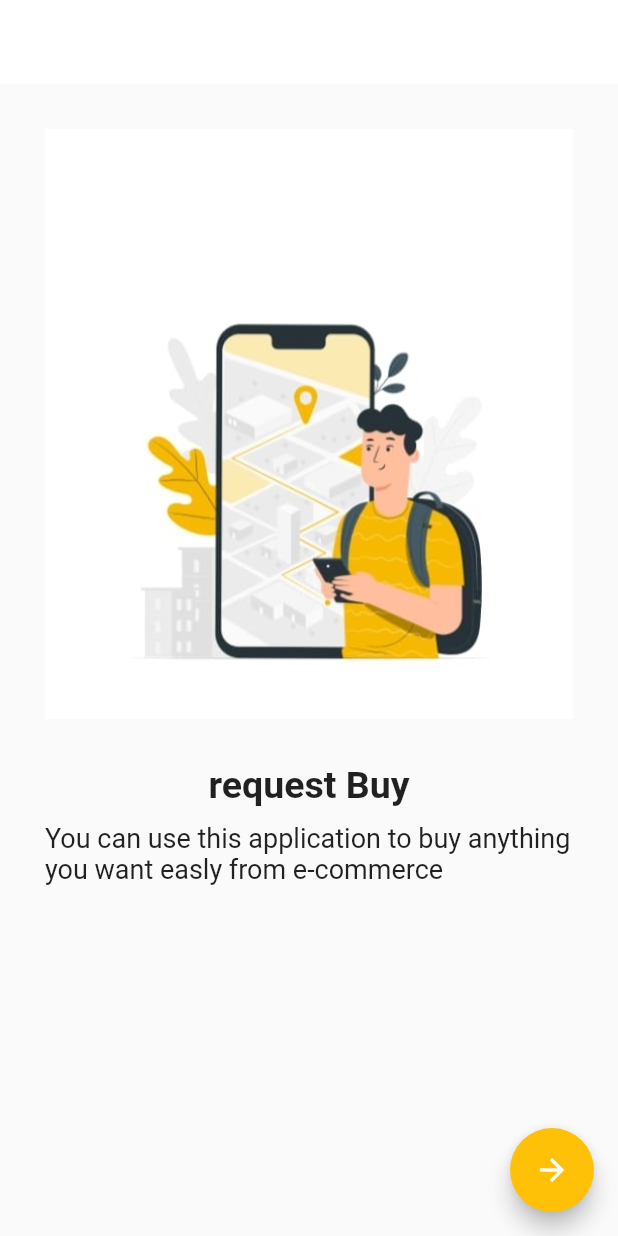
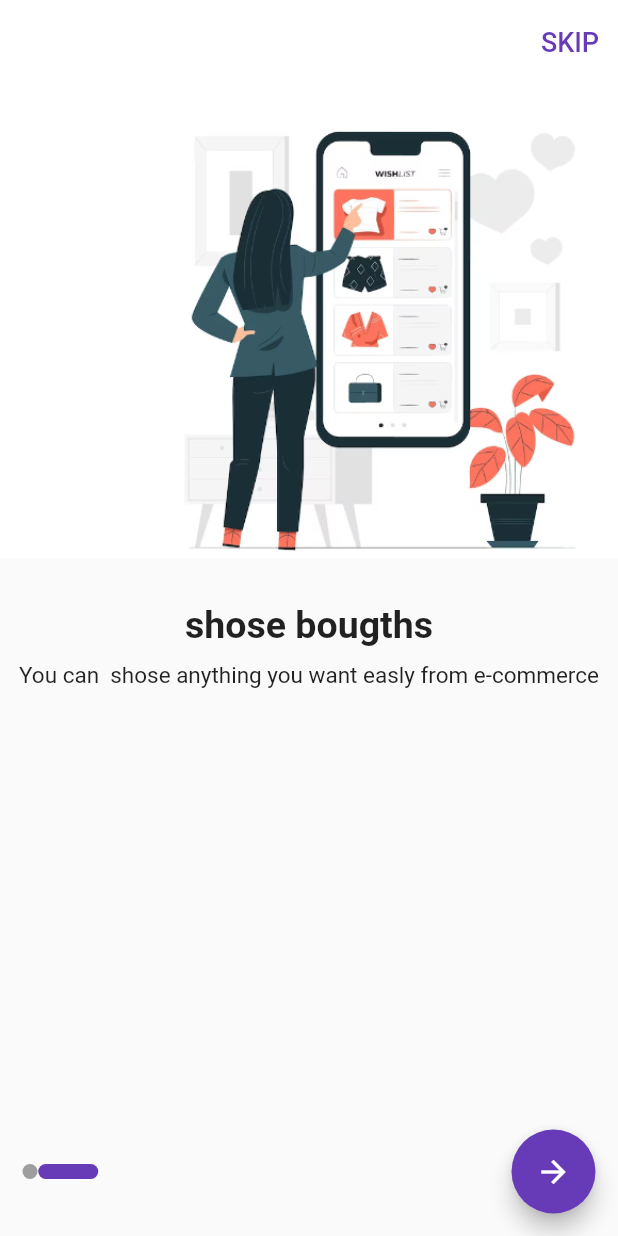
Before and after one commit to Lamiaa21-3/max_app, a Flutter app: the screen it shows after launch, after a tap on the "arrow forward" icon, on a phone screen of 412 x 824 dp. Run offline on Flutter 3.47's test engine with Material 2 defaults, Android fonts, the phone set to English and light mode, and no system bars; drawn by our look-alikes of smooth_page_indicator; our stand-ins replace flutter_bloc, fluttertoast.

Commit message:
onBoarding Done

```diff
--- /dev/null
+++ b/lib/cubit/favourite_cubit/favourite_cubit.dart
@@ -0,0 +1,41 @@
+import 'dart:convert';
+
+import 'package:flutter_bloc/flutter_bloc.dart';
+import 'package:fluttertoast/fluttertoast.dart';
+import 'package:new_app/components/api.dart';
+import 'package:new_app/components/constants.dart';
+import 'package:new_app/cubit/favourite_cubit/favourite_state.dart';
+import 'package:new_app/cubit/homePage_cubit/homePage_state.dart';
+import 'package:new_app/models/favourite_model.dart';
+import 'package:new_app/models/homePage_model.dart';
+import 'package:http/http.dart' as http;
+
+import '../../models/cart_model.dart';
+
+
+class FavouriteCubit extends Cubit<FavouriteStates> {
+  static FavouriteCubit get(context) => BlocProvider.of(context);
+
+  FavouriteCubit() : super(FavouriteInitialState());
+  //HomePageModel? homePageModel;
+
+
+  List<FavouriteModel> favouriteLisy = [];
+
+
+  Future getFavourite() async {
+    emit(FavouriteLoadingState());
+    var  response =   await Api().get(url: 'http://85.93.89.54:8020/Home/ShowCartItems',header: {
+      'Authorization':' Bearer $token',
+    });
+    //print(response.body);
+    List<dynamic> data = jsonDecode(response.body);
+
+    for (int i = 0; i < data.length; i++) {
+      favouriteLisy.add(FavouriteModel.fromJson(data[i]));
+    }
+    print('lllllllllllllllll${favouriteLisy[2].productDetail?.product}');
+    emit(FavouriteSuccesseState());
+
+  }
+}
--- /dev/null
+++ b/lib/cubit/favourite_cubit/favourite_state.dart
@@ -0,0 +1,8 @@
+abstract class FavouriteStates {}
+class  FavouriteInitialState extends FavouriteStates{}
+
+class FavouriteSuccesseState extends FavouriteStates{}
+
+class FavouriteLoadingState extends FavouriteStates{}
+
+class FavouriteFailureState extends FavouriteStates{}
--- a/lib/screens/favourite_screen/favourite_screen.dart
+++ b/lib/screens/favourite_screen/favourite_screen.dart
@@ -1,4 +1,5 @@
 import 'package:flutter/material.dart';
+import 'package:new_app/cubit/favourite_cubit/favourite_cubit.dart';
 import 'package:new_app/screens/favourite_screen/favourite_screen_components.dart';
 
 class FavouritScreen extends StatelessWidget {
@@ -6,6 +7,7 @@ class FavouritScreen extends StatelessWidget {
 
   @override
   Widget build(BuildContext context) {
+    FavouriteCubit.get(context).getFavourite();
     return Scaffold(
       appBar: AppBar(
         backgroundColor: Colors.white,
--- a/lib/screens/onBoarding_screen/onBoarding_screen.dart
+++ b/lib/screens/onBoarding_screen/onBoarding_screen.dart
@@ -1,4 +1,6 @@
 import 'package:flutter/material.dart';
+import 'package:new_app/screens/register_screen.dart';
+import 'package:smooth_page_indicator/smooth_page_indicator.dart';
 
 import 'onBoardingComponent.dart';
 
@@ -10,25 +12,59 @@ class BoardingModel {
   BoardingModel(this.image, this.title, this.body);
 }
 
-class OnBoardingScreen extends StatelessWidget {
+class OnBoardingScreen extends StatefulWidget {
   OnBoardingScreen({Key? key}) : super(key: key);
+
+  @override
+  State<OnBoardingScreen> createState() => _OnBoardingScreenState();
+}
+
+class _OnBoardingScreenState extends State<OnBoardingScreen> {
   List<BoardingModel> boardingList = [
-    BoardingModel('assets/onBoarding.jpeg', 'request Buy',
+    BoardingModel('assets/onboss.png', 'request Buy',
         'You can use this application to buy anything you want easly from e-commerce'),
-    BoardingModel('assets/onBoarding4.png', 'shose bougths',
+    BoardingModel('assets/onBoa5.png', 'shose bougths',
         'You can  shose anything you want easly from e-commerce')
   ];
+
+  var boardingController = PageController();
+
+  bool isLast = false;
 
   @override
   Widget build(BuildContext context) {
     return Scaffold(
-      appBar: AppBar(
-        backgroundColor: Colors.white,
-        elevation: 0,
+      appBar: AppBar(backgroundColor: Colors.white, elevation: 0, actions: [
+        TextButton(
+          onPressed: () {
+            Navigator.push(context, MaterialPageRoute(builder: (context)=>RegisterScreen()));
+          },
+          child: Text(
+            'SKIP',
+            style: TextStyle(color: Colors.deepPurple,fontSize: 18),
           ),
-      body: Padding(
-        padding: const EdgeInsets.all(30.0),
+        ),
+      ]),
+      body: Column(
+        children: [
+          Expanded(
             child: PageView.builder(
+              onPageChanged: (int index){
+                if(index == boardingList.length -1)
+                  {
+                    setState(() {
+                      isLast=true;
+                    });
+                    print('the last');
+                  }
+                else{
+                  setState(() {
+                    isLast=false;
+                  });
+                  print('not last');
+                }
+              },
+              controller: boardingController,
               physics: BouncingScrollPhysics(),
               itemBuilder: (context, index) {
                 return buildColumnOnboarding(boardingList[index]);
@@ -36,10 +72,47 @@ class OnBoardingScreen extends StatelessWidget {
               itemCount: boardingList.length,
             ),
           ),
-      floatingActionButton: FloatingActionButton(
-        backgroundColor: Colors.amber,
-        onPressed: () {},
+          SizedBox(
+            height: 10,
+          ),
+          Padding(
+            padding: const EdgeInsets.all(15.0),
+            child: Row(
+              children: [
+                SmoothPageIndicator(
+                    effect: ExpandingDotsEffect(
+                      dotColor: Colors.grey,
+                      activeDotColor: Colors.deepPurple,
+                      dotHeight: 10,
+                      dotWidth: 10,
+                      spacing: 0.5,
+                      expansionFactor: 4,
+                    ),
+                    controller: boardingController,
+                    count: boardingList.length),
+                Spacer(),
+                FloatingActionButton(
+                  backgroundColor: Colors.deepPurple,
+                  onPressed: () {
+                    if(isLast)
+                      {
+                       setState(() {
+                         Navigator.push(context, MaterialPageRoute(builder: (context)=>RegisterScreen()));
+                       });
+
+                      }
+                    else {
+                      boardingController.nextPage(
+                          duration: Duration(milliseconds: 750),
+                          curve: Curves.fastLinearToSlowEaseIn);
+                    }
+                  },
                   child: Icon(Icons.arrow_forward_sharp),
+                ),
+              ],
+            ),
+          )
+        ],
       ),
     );
   }
@@ -61,7 +134,7 @@ class OnBoardingScreen extends StatelessWidget {
         Text(
           '${model.body}',
           style: TextStyle(
-            fontSize: 18,
+            fontSize: 15,
           ),
           maxLines: 2,
           overflow: TextOverflow.visible,
--- a/pubspec.yaml
+++ b/pubspec.yaml
@@ -39,6 +39,7 @@ dependencies:
 
   flutter_bloc: ^8.1.3
   fluttertoast: ^8.2.2
+  smooth_page_indicator: ^1.1.0
 
 dev_dependencies:
   flutter_test:
@@ -64,8 +65,8 @@ flutter:
 
   # To add assets to your application, add an assets section, like this:
   assets:
-     - assets/onBoarding.jpeg
-     - assets/onBoarding4.png
+     - assets/onBoa5.png
+     - assets/onboss.png
   #   - images/a_dot_ham.jpeg
 
   # An image asset can refer to one or more resolution-specific "variants", see
```
Also changed, not shown: assets/onBoa5.png (added), assets/onboss.png (added), pubspec.lock. Lines whose indentation alone changed are shown as unchanged.
